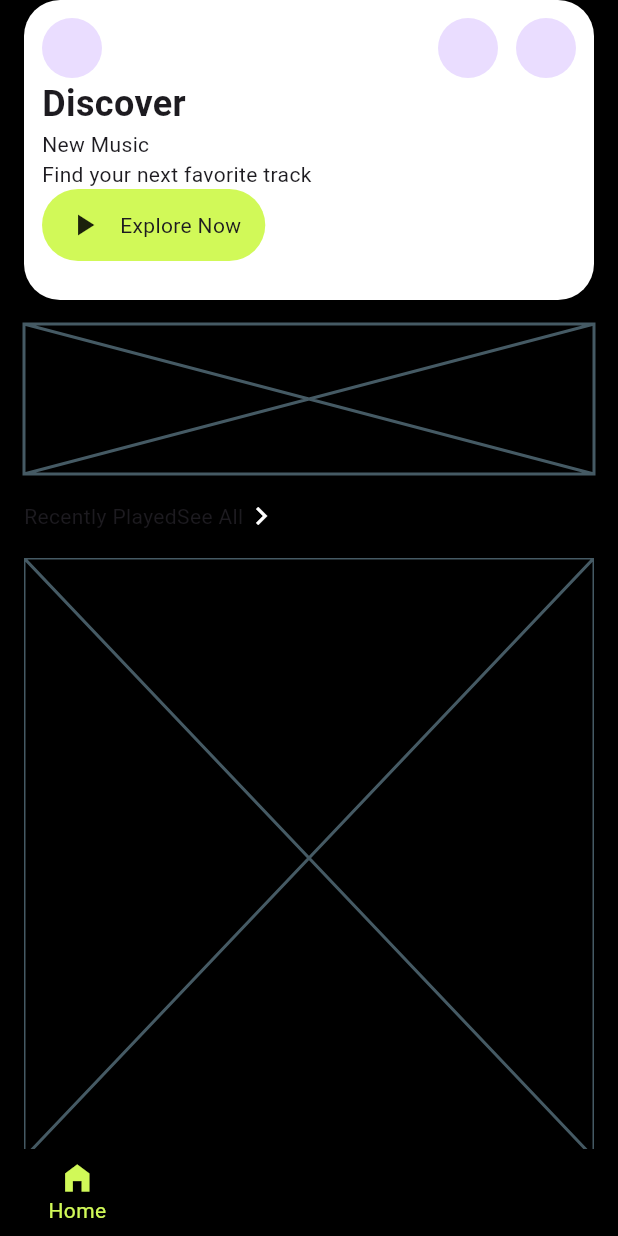
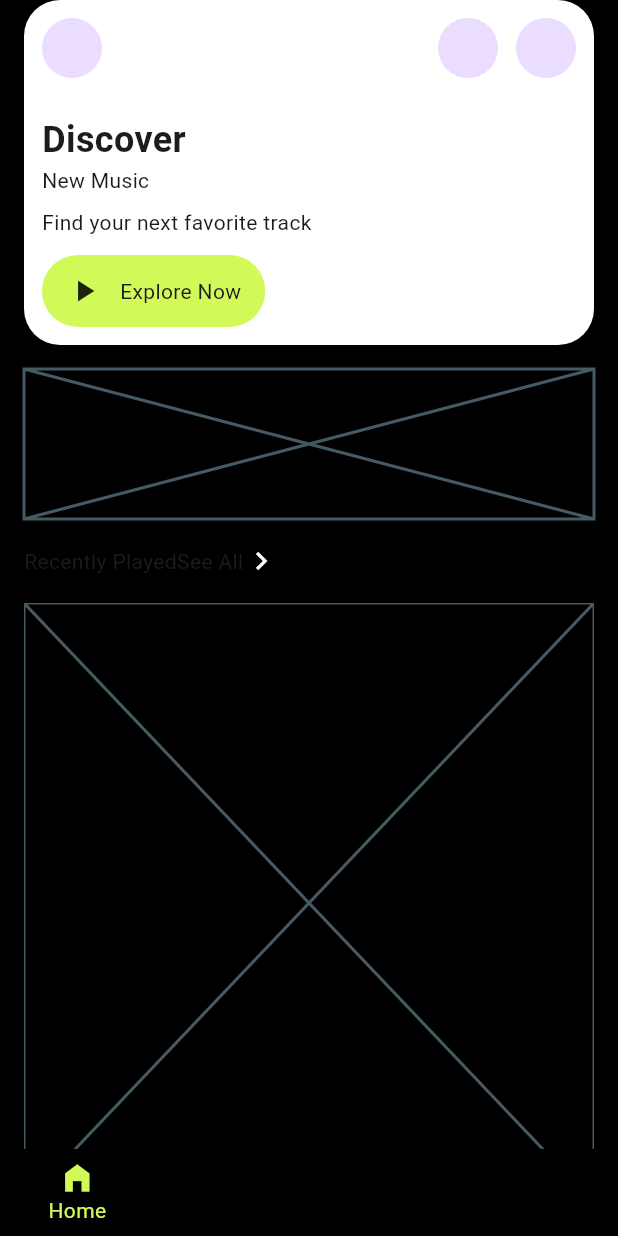
Before and after one commit to JAICHANGPARK/flutter_notebook_chapter_54, a Flutter app: the MusicHomePage screen opened directly, on a phone screen of 412 x 824 dp. Run offline on Flutter 3.47's test engine with Material 3 defaults, Android fonts, the phone set to English and light mode, and no system bars; our stand-ins replace gap, hugeicons, material_ui.

Commit message:
Update music_home_page.dart

```diff
--- a/lib/ep2707_music_app/ui/music_home_page.dart
+++ b/lib/ep2707_music_app/ui/music_home_page.dart
@@ -1,3 +1,4 @@
+import 'package:gap/gap.dart';
 import 'package:material_ui/material_ui.dart';
 
 class MusicHomePage extends StatefulWidget {
@@ -22,7 +23,6 @@ class _MusicHomePageState extends State<MusicHomePage> {
                 spacing: 16,
                 children: [
                   Container(
-                    height: 200,
                     decoration: BoxDecoration(
                       color: Colors.white,
                       borderRadius: .circular(24),
@@ -40,13 +40,15 @@ class _MusicHomePageState extends State<MusicHomePage> {
                             CircleAvatar(),
                           ],
                         ),
-
+                        Gap(24),
                         Text(
                           "Discover",
                           style: TextStyle(fontSize: 24, fontWeight: .bold),
                         ),
                         Text("New Music"),
+                        Gap(8),
                         Text("Find your next favorite track"),
+                        Gap(12),
                         Container(
                           decoration: ShapeDecoration(
                             shape: StadiumBorder(),
```
